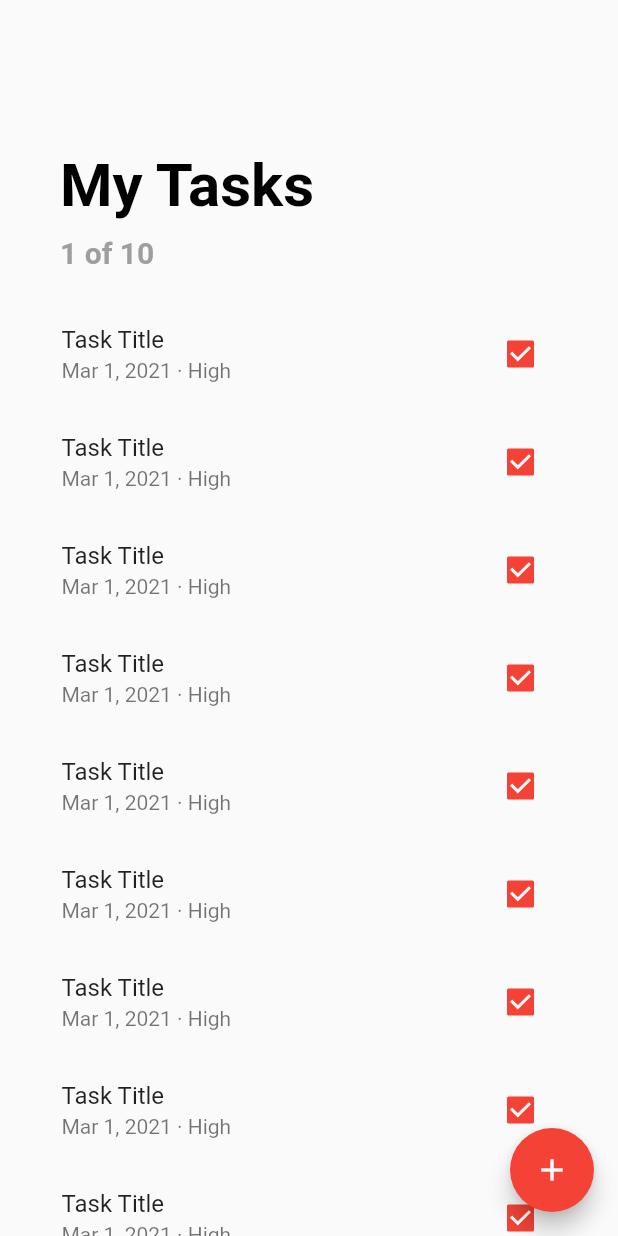
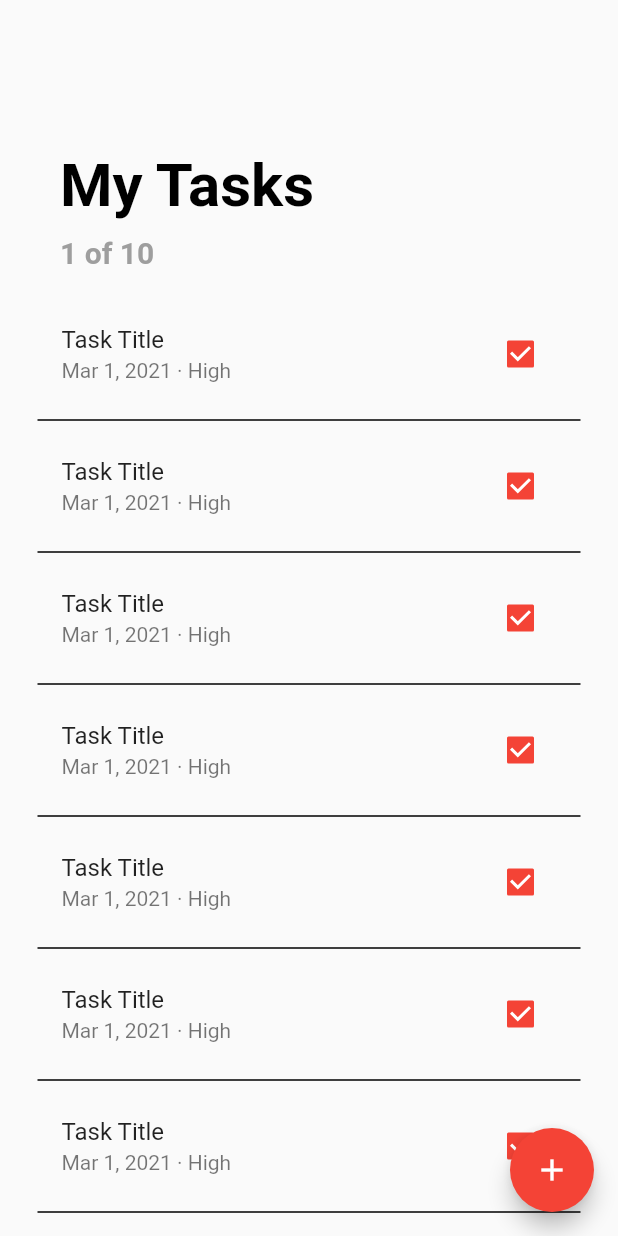
Before and after one commit to alycolbar/todo, a Flutter app: the screen it shows after launch, on a phone screen of 412 x 824 dp. Run offline on Flutter 3.47's test engine with Material 2 defaults, Android fonts, the phone set to English and light mode, and no system bars.

Commit message:
add divider

```diff
--- a/lib/widgets/todo_list_widget.dart
+++ b/lib/widgets/todo_list_widget.dart
@@ -10,7 +10,9 @@ class _TodoListWidgetState extends State<TodoListWidget> {
   Widget _buildTask (int index) {
     return Padding(
       padding: EdgeInsets.symmetric(horizontal: 25.0),
-      child: ListTile(
+      child: Column(
+        children: <Widget>[
+          ListTile(
           title: Text('Task Title'),
           subtitle: Text('Mar 1, 2021 · High'),
           trailing: Checkbox(
@@ -21,6 +23,12 @@ class _TodoListWidgetState extends State<TodoListWidget> {
           value: true,
            ), //Checkbox
           ), // ListTile
+          Divider(
+            color: Colors.black,
+            thickness: 1,
+          ), // Divider
+        ], // <Widget>[]
+      ), // Column
   ); // Padding
 
 }
```
Lines whose indentation alone changed are shown as unchanged.
